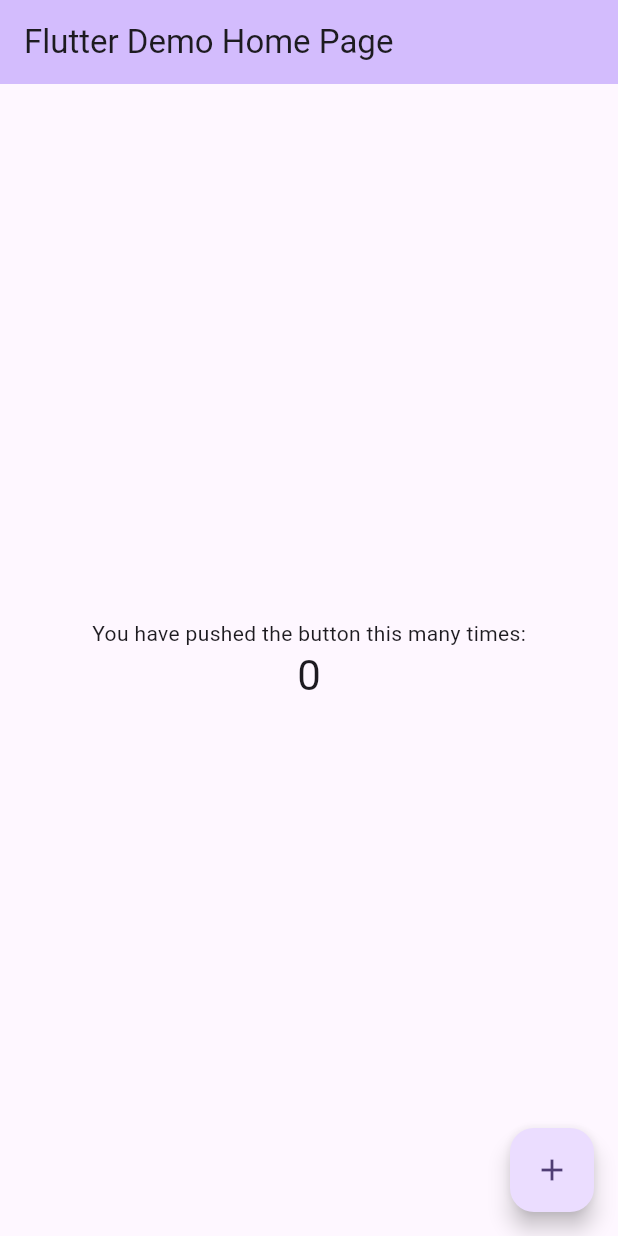
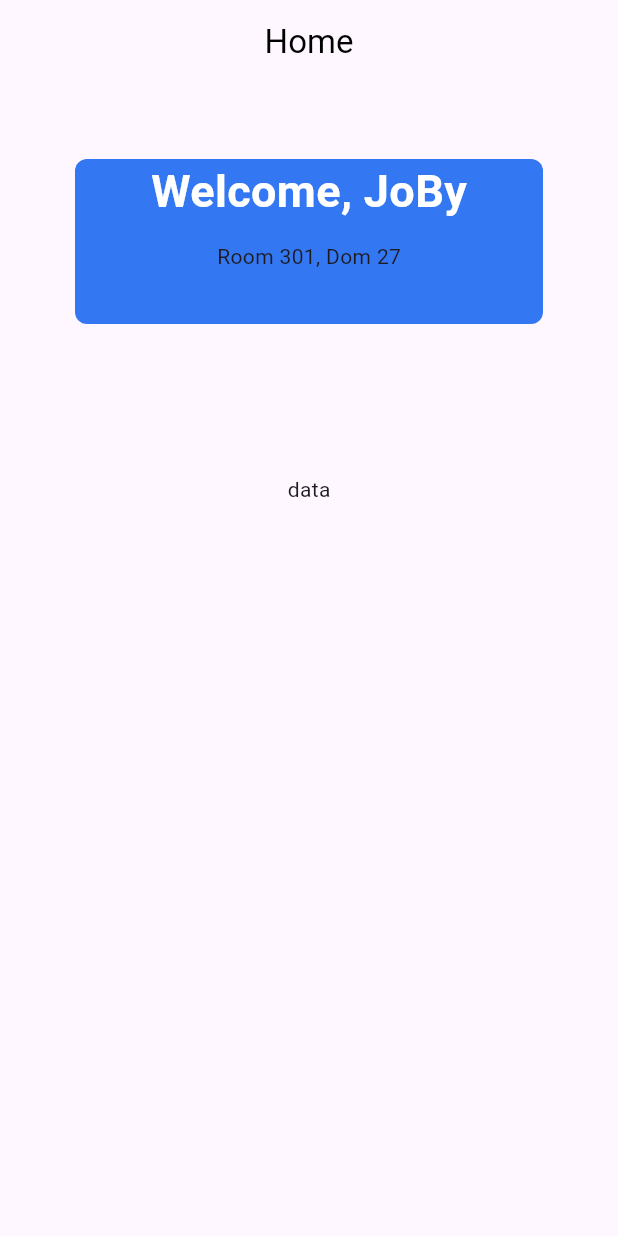
Before and after one commit to Da-Hwa/DormCare, a Flutter app: the screen it shows after launch, on a phone screen of 412 x 824 dp. Run offline on Flutter 3.47's test engine with Material 3 defaults, Android fonts, the phone set to English and light mode, and no system bars.

Commit message:
lab 4 problem 1

```diff
--- /dev/null
+++ b/dormcare_application/lib/components/container_box.dart
@@ -0,0 +1,35 @@
+import 'package:dormcare_application/utils/app_colors.dart';
+import 'package:flutter/material.dart';
+
+
+class ContainerBox extends StatelessWidget{
+
+  const ContainerBox({super.key});
+
+  @override
+  Widget build(BuildContext context) {
+    return Container(
+      width: double.infinity,
+      height: 110,
+      decoration: BoxDecoration(
+        color: AppColors.tententPriamry,
+        borderRadius: BorderRadius.circular(8),
+      ),
+      child: const Column(
+        children: [
+          Text(
+            "Welcome, JoBy",
+            style: TextStyle(
+              fontSize: 30,
+              fontWeight: FontWeight.bold,
+              color: AppColors.textPrimary,
+            ),
+          ),
+          SizedBox(height: 12,),
+          Text("Room 301, Dom 27")
+        ],
+      ),
+    );
+  }
+
+}
--- a/dormcare_application/lib/main.dart
+++ b/dormcare_application/lib/main.dart
@@ -1,125 +1,18 @@
 import 'package:flutter/material.dart';
+import 'screens/home_screen.dart';
 
 void main() {
-  runApp(const MyApp());
+  runApp(const Test());
 }
 
-class MyApp extends StatelessWidget {
-  const MyApp({super.key});
+class Test extends StatelessWidget {
+  const Test({super.key});
 
-  // This widget is the root of your application.
   @override
   Widget build(BuildContext context) {
-    return MaterialApp(
-      title: 'Flutter Demo',
-      theme: ThemeData(
-        // This is the theme of your application.
-        //
-        // TRY THIS: Try running your application with "flutter run". You'll see
-        // the application has a purple toolbar. Then, without quitting the app,
-        // try changing the seedColor in the colorScheme below to Colors.green
-        // and then invoke "hot reload" (save your changes or press the "hot
-        // reload" button in a Flutter-supported IDE, or press "r" if you used
-        // the command line to start the app).
-        //
-        // Notice that the counter didn't reset back to zero; the application
-        // state is not lost during the reload. To reset the state, use hot
-        // restart instead.
-        //
-        // This works for code too, not just values: Most code changes can be
-        // tested with just a hot reload.
-        colorScheme: ColorScheme.fromSeed(seedColor: Colors.deepPurple),
-        useMaterial3: true,
-      ),
-      home: const MyHomePage(title: 'Flutter Demo Home Page'),
+    return const MaterialApp(
+      debugShowCheckedModeBanner: false,
+      home: HomeScreen()
     );
   }
 }
-
-class MyHomePage extends StatefulWidget {
-  const MyHomePage({super.key, required this.title});
-
-  // This widget is the home page of your application. It is stateful, meaning
-  // that it has a State object (defined below) that contains fields that affect
-  // how it looks.
-
-  // This class is the configuration for the state. It holds the values (in this
-  // case the title) provided by the parent (in this case the App widget) and
-  // used by the build method of the State. Fields in a Widget subclass are
-  // always marked "final".
-
-  final String title;
-
-  @override
-  State<MyHomePage> createState() => _MyHomePageState();
-}
-
-class _MyHomePageState extends State<MyHomePage> {
-  int _counter = 0;
-
-  void _incrementCounter() {
-    setState(() {
-      // This call to setState tells the Flutter framework that something has
-      // changed in this State, which causes it to rerun the build method below
-      // so that the display can reflect the updated values. If we changed
-      // _counter without calling setState(), then the build method would not be
-      // called again, and so nothing would appear to happen.
-      _counter++;
-    });
-  }
-
-  @override
-  Widget build(BuildContext context) {
-    // This method is rerun every time setState is called, for instance as done
-    // by the _incrementCounter method above.
-    //
-    // The Flutter framework has been optimized to make rerunning build methods
-    // fast, so that you can just rebuild anything that needs updating rather
-    // than having to individually change instances of widgets.
-    return Scaffold(
-      appBar: AppBar(
-        // TRY THIS: Try changing the color here to a specific color (to
-        // Colors.amber, perhaps?) and trigger a hot reload to see the AppBar
-        // change color while the other colors stay the same.
-        backgroundColor: Theme.of(context).colorScheme.inversePrimary,
-        // Here we take the value from the MyHomePage object that was created by
-        // the App.build method, and use it to set our appbar title.
-        title: Text(widget.title),
-      ),
-      body: Center(
-        // Center is a layout widget. It takes a single child and positions it
-        // in the middle of the parent.
-        child: Column(
-          // Column is also a layout widget. It takes a list of children and
-          // arranges them vertically. By default, it sizes itself to fit its
-          // children horizontally, and tries to be as tall as its parent.
-          //
-          // Column has various properties to control how it sizes itself and
-          // how it positions its children. Here we use mainAxisAlignment to
-          // center the children vertically; the main axis here is the vertical
-          // axis because Columns are vertical (the cross axis would be
-          // horizontal).
-          //
-          // TRY THIS: Invoke "debug painting" (choose the "Toggle Debug Paint"
-          // action in the IDE, or press "p" in the console), to see the
-          // wireframe for each widget.
-          mainAxisAlignment: MainAxisAlignment.center,
-          children: <Widget>[
-            const Text(
-              'You have pushed the button this many times:',
-            ),
-            Text(
-              '$_counter',
-              style: Theme.of(context).textTheme.headlineMedium,
-            ),
-          ],
-        ),
-      ),
-      floatingActionButton: FloatingActionButton(
-        onPressed: _incrementCounter,
-        tooltip: 'Increment',
-        child: const Icon(Icons.add),
-      ), // This trailing comma makes auto-formatting nicer for build methods.
-    );
-  }
-}
--- /dev/null
+++ b/dormcare_application/lib/screens/home_screen.dart
@@ -0,0 +1,32 @@
+import 'package:dormcare_application/components/container_box.dart';
+import 'package:flutter/material.dart';
+
+class HomeScreen extends StatelessWidget {
+  const HomeScreen({super.key});
+
+  @override
+  Widget build(BuildContext context) {
+    return Scaffold(
+        appBar: AppBar(
+          title: const Text("Home"),
+          centerTitle: true,
+          foregroundColor: Colors.black,
+        ),
+
+        body: const Padding(
+          padding: EdgeInsets.all(50),
+          child: Center(
+            child: Column(
+              children: [
+                ContainerBox(),
+
+                SizedBox(height: 100),
+
+                Text("data")
+              ],
+            ),
+          )
+        ),
+      );
+  }
+}
--- /dev/null
+++ b/dormcare_application/lib/utils/app_colors.dart
@@ -0,0 +1,16 @@
+import 'package:flutter/material.dart';
+
+class AppColors {
+
+  static const Color tententPriamry = Color(0xFF3378F2);
+  static const Color tententSecondary = Color.fromARGB(255, 14, 77, 187);
+  static const Color tententAccent = Color.fromARGB(255, 63, 126, 234);
+
+  static const Color ownerPriamry = Color.fromARGB(255, 169, 51, 242);
+  static const Color ownerSecondary = Color.fromARGB(255, 124, 14, 187);
+  static const Color ownerAccent = Color.fromARGB(255, 166, 63, 234);
+
+  static const Color textPrimary = Colors.white;
+  static const Color textSecondary = Colors.white10;
+
+}
```
Also changed, not shown: dormcare_application/lib/components/button.dart (added), dormcare_application/lib/utils/dummyData.dart (added), 1 other file.
